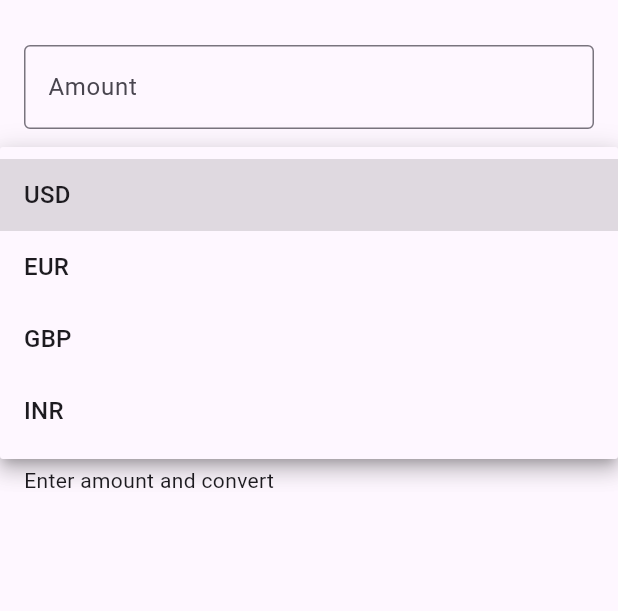
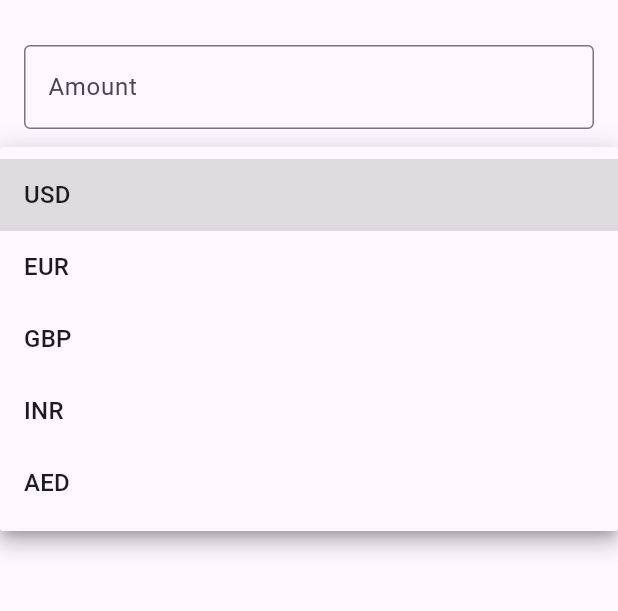
Before and after one commit to Sajna-A/money_converter, a Flutter app: the screen it shows after launch, after a tap on "USD", on a phone screen of 412 x 824 dp, the part 63-674 px from its top. Run offline on Flutter 3.47's test engine with Material 3 defaults, Android fonts, the light colour scheme and no system bars; our stand-ins replace bloc, flutter_bloc.

Commit message:
last commit

```diff
--- /dev/null
+++ b/lib/cubit/cubit/currency_cubit.dart
@@ -0,0 +1,8 @@
+import 'package:bloc/bloc.dart';
+import 'package:meta/meta.dart';
+
+part 'currency_state.dart';
+
+class CurrencyCubit extends Cubit<CurrencyState> {
+  CurrencyCubit() : super(CurrencyInitial());
+}
--- /dev/null
+++ b/lib/cubit/cubit/currency_state.dart
@@ -0,0 +1,6 @@
+part of 'currency_cubit.dart';
+
+@immutable
+sealed class CurrencyState {}
+
+final class CurrencyInitial extends CurrencyState {}
--- a/lib/main.dart
+++ b/lib/main.dart
@@ -69,7 +69,7 @@ class _CurrencyConverterScreenState extends State<CurrencyConverterScreen> {
                   _fromCurrency = value!;
                 });
               },
-              items: ['USD', 'EUR', 'GBP', 'INR'].map((currency) {
+              items: ['USD', 'EUR', 'GBP', 'INR', 'AED'].map((currency) {
                 return DropdownMenuItem<String>(
                   value: currency,
                   child: Text(currency),
@@ -84,7 +84,7 @@ class _CurrencyConverterScreenState extends State<CurrencyConverterScreen> {
                   _toCurrency = value!;
                 });
               },
-              items: ['USD', 'EUR', 'GBP', 'INR'].map((currency) {
+              items: ['USD', 'EUR', 'GBP', 'INR', 'AED'].map((currency) {
                 return DropdownMenuItem<String>(
                   value: currency,
                   child: Text(currency),
@@ -101,7 +101,11 @@ class _CurrencyConverterScreenState extends State<CurrencyConverterScreen> {
                       .convertCurrency(amount, _fromCurrency, _toCurrency);
                 }
               },
-              child: const Text('Convert'),
+              child: const Text(
+                'Convert',
+                style:
+                    TextStyle(color: Colors.black, fontWeight: FontWeight.w500),
+              ),
             ),
             const SizedBox(height: 20),
             BlocBuilder<CurrencyCubit, CurrencyState>(
```
